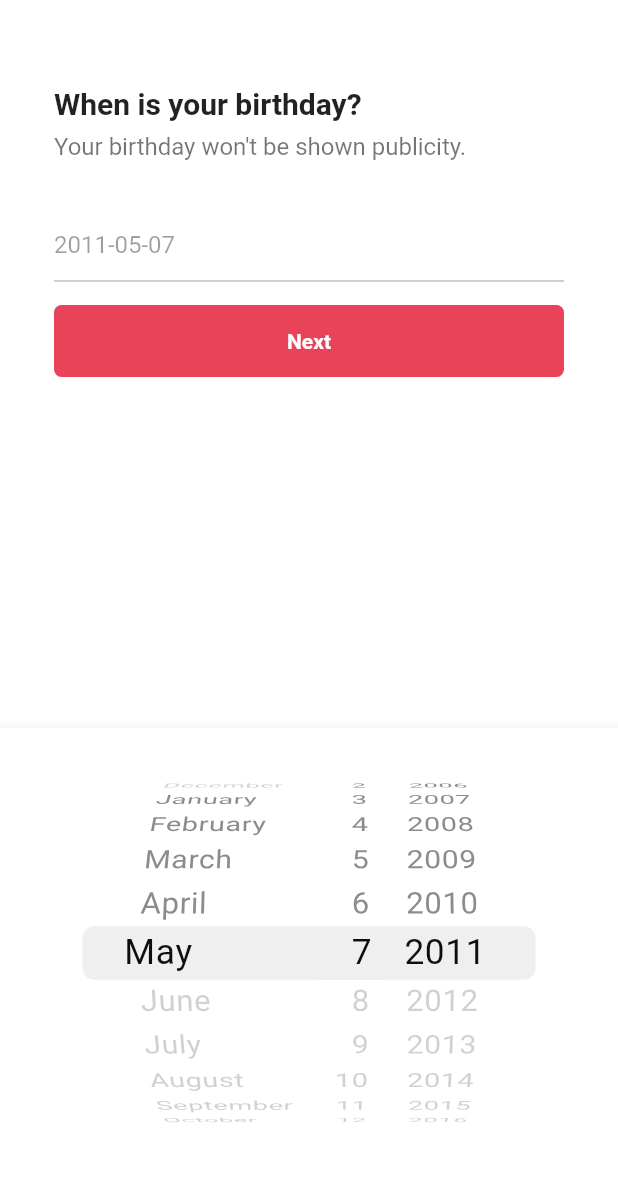
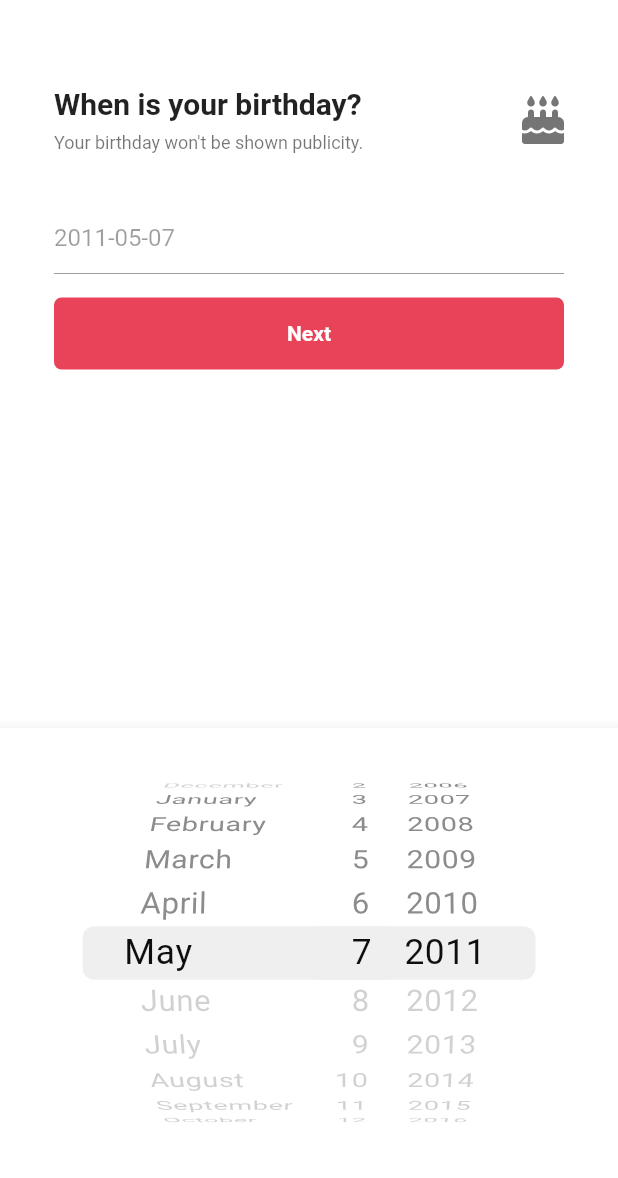
Before and after one commit to Junhyung-Won/flutter-tiktok, a Flutter app: the BirthdayScreen screen opened directly, on a phone screen of 412 x 824 dp, the part 58-1236 px from its top. Run offline on Flutter 3.47's test engine with Material 2 defaults, Android fonts, the phone set to English and light mode, and no system bars; our stand-ins replace font_awesome_flutter.

```diff
--- a/lib/features/authentication/birthday_screen.dart
+++ b/lib/features/authentication/birthday_screen.dart
@@ -2,8 +2,9 @@ import 'package:flutter/cupertino.dart';
 import 'package:flutter/material.dart';
 import 'package:flutter_tiktok_clone/constants/gaps.dart';
 import 'package:flutter_tiktok_clone/constants/sizes.dart';
-import 'package:flutter_tiktok_clone/features/authentication/email_screen.dart';
 import 'package:flutter_tiktok_clone/features/authentication/widgets/form_button.dart';
+import 'package:flutter_tiktok_clone/features/onboarding/interests_screen.dart';
+import 'package:font_awesome_flutter/font_awesome_flutter.dart';
 
 class BirthdayScreen extends StatefulWidget {
   const BirthdayScreen({super.key});
@@ -39,7 +40,7 @@ class _BirthdayScreenState extends State<BirthdayScreen> {
 
   void _onNextTap() {
     Navigator.of(context)
-        .push(MaterialPageRoute(builder: (context) => const EmailScreen()));
+        .push(MaterialPageRoute(builder: (context) => const InterestsScreen()));
   }
 
   @override
@@ -57,7 +58,13 @@ class _BirthdayScreenState extends State<BirthdayScreen> {
           crossAxisAlignment: CrossAxisAlignment.start,
           children: [
             Gaps.v40,
-            const Text(
+            Row(
+              mainAxisAlignment: MainAxisAlignment.spaceBetween,
+              children: [
+                Column(
+                  crossAxisAlignment: CrossAxisAlignment.start,
+                  children: const [
+                    Text(
                       "When is your birthday?",
                       style: TextStyle(
                         fontSize: Sizes.size20,
@@ -65,12 +72,21 @@ class _BirthdayScreenState extends State<BirthdayScreen> {
                       ),
                     ),
                     Gaps.v8,
-            const Text(
+                    Text(
                       "Your birthday won't be shown publicity.",
                       style: TextStyle(
-                fontSize: Sizes.size16,
+                        fontSize: Sizes.size12,
                         color: Colors.black54,
                       ),
+                    ),
+                  ],
+                ),
+                FaIcon(
+                  FontAwesomeIcons.cakeCandles,
+                  size: Sizes.size32,
+                  color: Colors.grey.shade600,
+                ),
+              ],
             ),
             Gaps.v32,
             TextField(
@@ -93,7 +109,10 @@ class _BirthdayScreenState extends State<BirthdayScreen> {
             Gaps.v16,
             GestureDetector(
               onTap: _onNextTap,
-              child: const FormButton(disabled: false),
+              child: const FormButton(
+                buttonText: "Next",
+                disabled: false,
+              ),
             ),
           ],
         ),
--- a/lib/features/authentication/email_screen.dart
+++ b/lib/features/authentication/email_screen.dart
@@ -105,6 +105,7 @@ class _EmailScreenState extends State<EmailScreen> {
               GestureDetector(
                   onTap: _onSubmit,
                   child: FormButton(
+                      buttonText: "Next",
                       disabled: _email.isEmpty || _isEmailValid() != null))
             ],
           ),
--- a/lib/features/authentication/password_screen.dart
+++ b/lib/features/authentication/password_screen.dart
@@ -182,7 +182,9 @@ class _PasswordScreenState extends State<PasswordScreen> {
               GestureDetector(
                 onTap: _onSubmit,
                 child: FormButton(
-                    disabled: !_isPasswordValid() && !_isLettersValid()),
+                  buttonText: "Next",
+                  disabled: !_isPasswordValid() && !_isLettersValid(),
+                ),
               ),
             ],
           ),
--- a/lib/features/authentication/username_screen.dart
+++ b/lib/features/authentication/username_screen.dart
@@ -89,7 +89,10 @@ class _UsernameScreenState extends State<UsernameScreen> {
             Gaps.v16,
             GestureDetector(
               onTap: _onNextTap,
-              child: FormButton(disabled: _username.isEmpty),
+              child: FormButton(
+                buttonText: "Next",
+                disabled: _username.isEmpty,
+              ),
             ),
           ],
         ),
--- a/lib/features/authentication/widgets/form_button.dart
+++ b/lib/features/authentication/widgets/form_button.dart
@@ -5,9 +5,11 @@ class FormButton extends StatelessWidget {
   const FormButton({
     super.key,
     required this.disabled,
+    required this.buttonText,
   });
 
   final bool disabled;
+  final String? buttonText;
 
   @override
   Widget build(BuildContext context) {
@@ -27,8 +29,8 @@ class FormButton extends StatelessWidget {
             color: disabled ? Colors.grey.shade400 : Colors.white,
             fontWeight: FontWeight.w600,
           ),
-          child: const Text(
-            "Next",
+          child: Text(
+            buttonText ?? 'Next',
             textAlign: TextAlign.center,
           ),
         ),
```
Also changed, not shown: lib/features/authentication/login_form_screen.dart (added, +101 -0 lines), lib/features/login_screen.dart (+19 -7 lines), lib/features/onboarding/interests_screen.dart (added, +10 -0 lines). Lines whose indentation alone changed are shown as unchanged.
